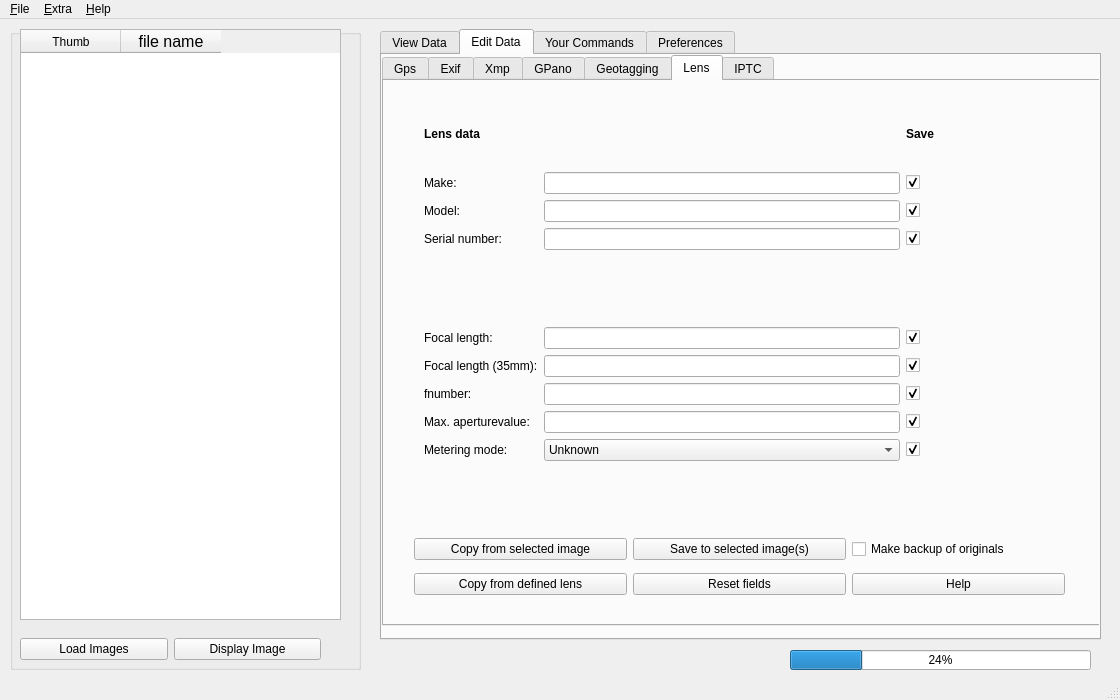
The window that scripts/ui/MainWindow.ui (hvdwolf/pyExifToolGUI) describes before a commit, drawn with Qt 5.
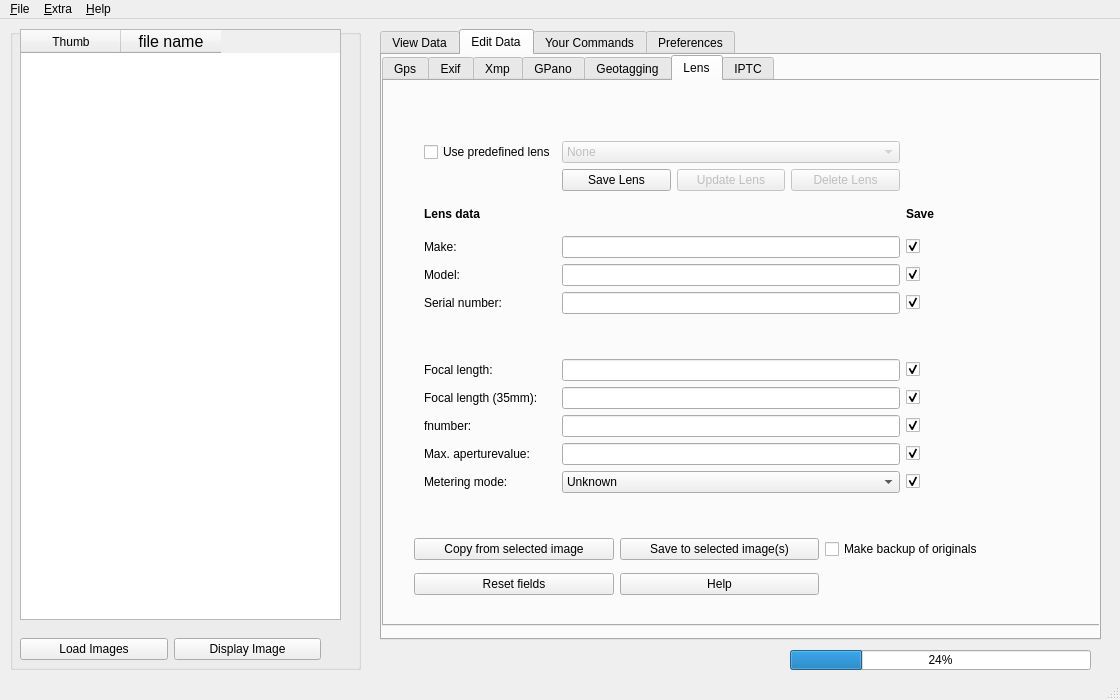
The same window after the commit. The open tabs and pages were chosen to show the change.

Commit message: [UI] Expand lens tab with lensdb buttons (not functional yet); add already 0.5.1 tags to scripts

```diff
--- a/scripts/ui/MainWindow.ui
+++ b/scripts/ui/MainWindow.ui
@@ -3104,19 +3104,26 @@
         <property name="geometry">
          <rect>
           <x>30</x>
-          <y>10</y>
+          <y>50</y>
           <width>521</width>
-          <height>441</height>
+          <height>401</height>
          </rect>
         </property>
-        <layout class="QGridLayout" name="gridLayout_13" rowstretch="0,0,0,0,0,0,0,0,0,0,0,0">
+        <layout class="QGridLayout" name="gridLayout_13" rowstretch="0,0,0,0,0,0,0,0,0,0,0,0,0,0">
          <property name="leftMargin">
           <number>10</number>
          </property>
          <property name="topMargin">
           <number>10</number>
          </property>
-         <item row="0" column="0">
+         <item row="8" column="0">
+          <widget class="QLabel" name="label_100">
+           <property name="text">
+            <string>Focal length (35mm):</string>
+           </property>
+          </widget>
+         </item>
+         <item row="2" column="0">
           <widget class="QLabel" name="label_94">
            <property name="font">
             <font>
@@ -3129,7 +3136,7 @@
            </property>
           </widget>
          </item>
-         <item row="0" column="2">
+         <item row="2" column="2">
           <widget class="QLabel" name="label_101">
            <property name="font">
             <font>
@@ -3142,21 +3149,21 @@
            </property>
           </widget>
          </item>
-         <item row="1" column="0">
+         <item row="3" column="0">
           <widget class="QLabel" name="label_96">
            <property name="text">
             <string>Make:</string>
            </property>
           </widget>
          </item>
-         <item row="1" column="1">
+         <item row="3" column="1">
           <widget class="QLineEdit" name="lens_make">
            <property name="toolTip">
             <string>This refers to the make of the lens</string>
            </property>
           </widget>
          </item>
-         <item row="1" column="2">
+         <item row="3" column="2">
           <widget class="QCheckBox" name="chk_lens_make">
            <property name="text">
             <string/>
@@ -3166,21 +3173,21 @@
            </property>
           </widget>
          </item>
-         <item row="2" column="0">
+         <item row="4" column="0">
           <widget class="QLabel" name="label_97">
            <property name="text">
             <string>Model:</string>
            </property>
           </widget>
          </item>
-         <item row="2" column="1">
+         <item row="4" column="1">
           <widget class="QLineEdit" name="lens_model">
            <property name="toolTip">
             <string>This refers to the model of the lens</string>
            </property>
           </widget>
          </item>
-         <item row="2" column="2">
+         <item row="4" column="2">
           <widget class="QCheckBox" name="chk_lens_model">
            <property name="text">
             <string/>
@@ -3190,21 +3197,21 @@
            </property>
           </widget>
          </item>
-         <item row="3" column="0">
+         <item row="5" column="0">
           <widget class="QLabel" name="label_99">
            <property name="text">
             <string>Serial number:</string>
            </property>
           </widget>
          </item>
-         <item row="3" column="1">
+         <item row="5" column="1">
           <widget class="QLineEdit" name="lens_serialnumber">
            <property name="toolTip">
             <string>This refers to the serial number of the lens</string>
            </property>
           </widget>
          </item>
-         <item row="3" column="2">
+         <item row="5" column="2">
           <widget class="QCheckBox" name="chk_lens_serialnumber">
            <property name="text">
             <string/>
@@ -3214,7 +3221,7 @@
            </property>
           </widget>
          </item>
-         <item row="4" column="0">
+         <item row="6" column="0">
           <widget class="QLabel" name="label_106">
            <property name="font">
             <font>
@@ -3227,17 +3234,17 @@
            </property>
           </widget>
          </item>
-         <item row="5" column="0">
+         <item row="7" column="0">
           <widget class="QLabel" name="label_102">
            <property name="text">
             <string>Focal length:</string>
            </property>
           </widget>
          </item>
-         <item row="5" column="1">
+         <item row="7" column="1">
           <widget class="QLineEdit" name="lens_focallength"/>
          </item>
-         <item row="5" column="2">
+         <item row="7" column="2">
           <widget class="QCheckBox" name="chk_lens_focallength">
            <property name="text">
             <string/>
@@ -3247,17 +3254,10 @@
            </property>
           </widget>
          </item>
-         <item row="6" column="0">
-          <widget class="QLabel" name="label_100">
-           <property name="text">
-            <string>Focal length (35mm):</string>
-           </property>
-          </widget>
-         </item>
-         <item row="6" column="1">
+         <item row="8" column="1">
           <widget class="QLineEdit" name="lens_focallengthin35mmformat"/>
          </item>
-         <item row="6" column="2">
+         <item row="8" column="2">
           <widget class="QCheckBox" name="chk_lens_focallengthin35mmformat">
            <property name="text">
             <string/>
@@ -3267,17 +3267,17 @@
            </property>
           </widget>
          </item>
-         <item row="7" column="0">
+         <item row="9" column="0">
           <widget class="QLabel" name="label_109">
            <property name="text">
             <string>fnumber:</string>
            </property>
           </widget>
          </item>
-         <item row="7" column="1">
+         <item row="9" column="1">
           <widget class="QLineEdit" name="lens_fnumber"/>
          </item>
-         <item row="7" column="2">
+         <item row="9" column="2">
           <widget class="QCheckBox" name="chk_lens_fnumber">
            <property name="text">
             <string/>
@@ -3287,17 +3287,17 @@
            </property>
           </widget>
          </item>
-         <item row="8" column="0">
+         <item row="10" column="0">
           <widget class="QLabel" name="label_107">
            <property name="text">
             <string>Max. aperturevalue:</string>
            </property>
           </widget>
          </item>
-         <item row="8" column="1">
+         <item row="10" column="1">
           <widget class="QLineEdit" name="lens_maxaperturevalue"/>
          </item>
-         <item row="8" column="2">
+         <item row="10" column="2">
           <widget class="QCheckBox" name="chk_lens_maxaperturevalue">
            <property name="text">
             <string/>
@@ -3307,14 +3307,14 @@
            </property>
           </widget>
          </item>
-         <item row="9" column="0">
+         <item row="11" column="0">
           <widget class="QLabel" name="label_95">
            <property name="text">
             <string>Metering mode:</string>
            </property>
           </widget>
          </item>
-         <item row="9" column="1">
+         <item row="11" column="1">
           <widget class="QComboBox" name="lens_meteringmode">
            <property name="toolTip">
             <string>Google only supports equirectangular at this moment</string>
@@ -3364,7 +3364,7 @@
            </item>
           </widget>
          </item>
-         <item row="9" column="2">
+         <item row="11" column="2">
           <widget class="QCheckBox" name="chk_lens_meteringmode">
            <property name="text">
             <string/>
@@ -3374,13 +3374,93 @@
            </property>
           </widget>
          </item>
-         <item row="11" column="0">
+         <item row="13" column="0">
           <widget class="QLabel" name="label_105">
            <property name="text">
             <string/>
            </property>
           </widget>
          </item>
+         <item row="0" column="1">
+          <widget class="QComboBox" name="predefined_lenses">
+           <property name="enabled">
+            <bool>false</bool>
+           </property>
+           <property name="toolTip">
+            <string>Google only supports equirectangular at this moment</string>
+           </property>
+           <property name="statusTip">
+            <string>Google only supports equirectangular at this moment</string>
+           </property>
+           <item>
+            <property name="text">
+             <string>None</string>
+            </property>
+           </item>
+          </widget>
+         </item>
+         <item row="0" column="0">
+          <widget class="QCheckBox" name="chk_predefined_lenses">
+           <property name="text">
+            <string>Use predefined lens</string>
+           </property>
+           <property name="checked">
+            <bool>false</bool>
+           </property>
+          </widget>
+         </item>
+         <item row="1" column="1">
+          <layout class="QHBoxLayout" name="horizontalLayout_15">
+           <item>
+            <widget class="QPushButton" name="btn_save_lens">
+             <property name="enabled">
+              <bool>true</bool>
+             </property>
+             <property name="toolTip">
+              <string>Save the specified lens data into the lens database</string>
+             </property>
+             <property name="statusTip">
+              <string>Save the specified lens data into the lens database</string>
+             </property>
+             <property name="text">
+              <string>Save Lens</string>
+             </property>
+            </widget>
+           </item>
+           <item>
+            <widget class="QPushButton" name="btn_update_lens">
+             <property name="enabled">
+              <bool>false</bool>
+             </property>
+             <property name="toolTip">
+              <string>Updates the current lens in the lens db with the values given below</string>
+             </property>
+             <property name="statusTip">
+              <string>Updates the current lens in the lens db with the values given below</string>
+             </property>
+             <property name="text">
+              <string>Update Lens</string>
+             </property>
+            </widget>
+           </item>
+           <item>
+            <widget class="QPushButton" name="btn_delete_lens">
+             <property name="enabled">
+              <bool>false</bool>
+             </property>
+             <property name="toolTip">
+              <string>Deletes the current lens from the database</string>
+             </property>
+             <property name="statusTip">
+              <string>Deletes the current lens from the database</string>
+             </property>
+             <property name="text">
+              <string>Delete Lens</string>
+             </property>
+            </widget>
+           </item>
+          </layout>
+         </item>
         </layout>
        </widget>
        <widget class="QWidget" name="gridLayoutWidget_14">
@@ -3388,7 +3468,7 @@
          <rect>
           <x>30</x>
           <y>450</y>
-          <width>651</width>
+          <width>611</width>
           <height>71</height>
          </rect>
         </property>
@@ -3419,7 +3499,20 @@
            </property>
           </widget>
          </item>
-         <item row="1" column="1">
+         <item row="0" column="2">
+          <widget class="QCheckBox" name="chk_lens_backuporiginals">
+           <property name="toolTip">
+            <string>Overwrite your image or make a backup first</string>
+           </property>
+           <property name="statusTip">
+            <string>Overwrite your image or make a backup first</string>
+           </property>
+           <property name="text">
+            <string>Make backup of originals</string>
+           </property>
+          </widget>
+         </item>
+         <item row="1" column="0">
           <widget class="QPushButton" name="btn_resetlens">
            <property name="toolTip">
             <string>Empties all fields</string>
@@ -3432,7 +3525,7 @@
            </property>
           </widget>
          </item>
-         <item row="1" column="2">
+         <item row="1" column="1">
           <widget class="QPushButton" name="btn_lenshelp">
            <property name="font">
             <font>
@@ -3451,32 +3544,6 @@
            </property>
           </widget>
          </item>
-         <item row="1" column="0">
-          <widget class="QPushButton" name="btn_copy_lens_defaults">
-           <property name="toolTip">
-            <string>Copies the lens data from one of your defined lenses</string>
-           </property>
-           <property name="statusTip">
-            <string>Copies the lens data from one of your defined lenses</string>
-           </property>
-           <property name="text">
-            <string>Copy from defined lens</string>
-           </property>
-          </widget>
-         </item>
-         <item row="0" column="2">
-          <widget class="QCheckBox" name="chk_lens_backuporiginals">
-           <property name="toolTip">
-            <string>Overwrite your image or make a backup first</string>
-           </property>
-           <property name="statusTip">
-            <string>Overwrite your image or make a backup first</string>
-           </property>
-           <property name="text">
-            <string>Make backup of originals</string>
-           </property>
-          </widget>
-         </item>
         </layout>
        </widget>
       </widget>
```
The commit also changes 9 other files.
